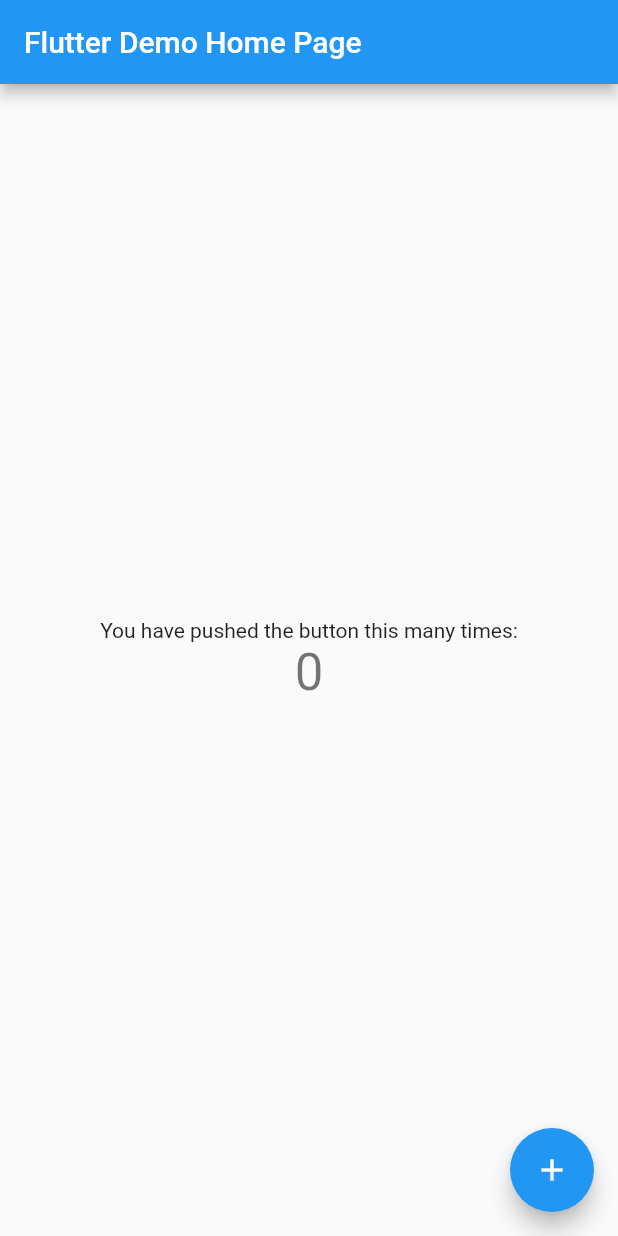
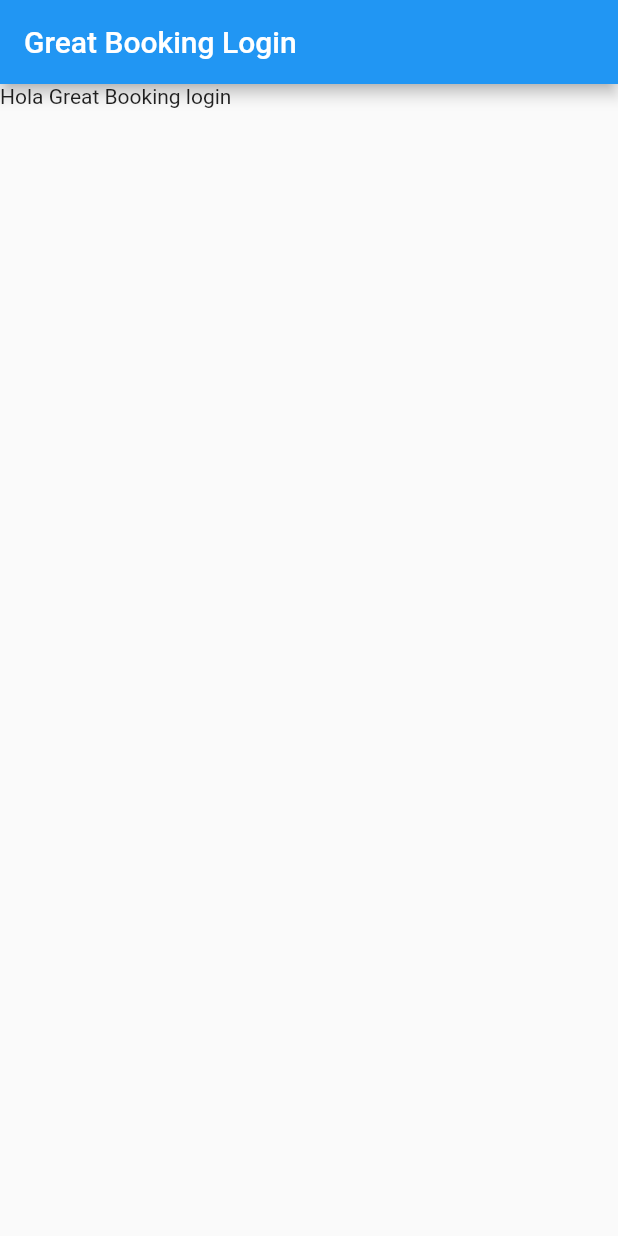
Before and after one commit to willimetro/GreatBooking, a Flutter app: the screen it shows after launch, on a phone screen of 412 x 824 dp. Run offline on Flutter 3.47's test engine with Material 2 defaults, Android fonts, the phone set to English and light mode, and no system bars.

Commit message:
Se sube la fase 2 del login para ingresar al registro de usuarios

```diff
--- a/great_booking/lib/main.dart
+++ b/great_booking/lib/main.dart
@@ -1,4 +1,5 @@
 import 'package:flutter/material.dart';
+import 'package:great_booking/src/login/login_signup_page.dart';
 
 void main() => runApp(MyApp());
 
@@ -7,105 +8,12 @@ class MyApp extends StatelessWidget {
   @override
   Widget build(BuildContext context) {
     return MaterialApp(
-      title: 'Login Flutter Demo',
+      title: 'Login Great Booking',
+      debugShowCheckedModeBanner: false,
       theme: ThemeData(
-        // This is the theme of your application.
-        //
-        // Try running your application with "flutter run". You'll see the
-        // application has a blue toolbar. Then, without quitting the app, try
-        // changing the primarySwatch below to Colors.green and then invoke
-        // "hot reload" (press "r" in the console where you ran "flutter run",
-        // or simply save your changes to "hot reload" in a Flutter IDE).
-        // Notice that the counter didn't reset back to zero; the application
-        // is not restarted.
         primarySwatch: Colors.blue,
       ),
-      home: MyHomePage(title: 'Flutter Demo Home Page'),
+      home: LoginSignUpPage(),
     );
   }
 }
-
-class MyHomePage extends StatefulWidget {
-  MyHomePage({Key key, this.title}) : super(key: key);
-
-  // This widget is the home page of your application. It is stateful, meaning
-  // that it has a State object (defined below) that contains fields that affect
-  // how it looks.
-
-  // This class is the configuration for the state. It holds the values (in this
-  // case the title) provided by the parent (in this case the App widget) and
-  // used by the build method of the State. Fields in a Widget subclass are
-  // always marked "final".
-
-  final String title;
-
-  @override
-  _MyHomePageState createState() => _MyHomePageState();
-}
-
-class _MyHomePageState extends State<MyHomePage> {
-  int _counter = 0;
-
-  void _incrementCounter() {
-    setState(() {
-      // This call to setState tells the Flutter framework that something has
-      // changed in this State, which causes it to rerun the build method below
-      // so that the display can reflect the updated values. If we changed
-      // _counter without calling setState(), then the build method would not be
-      // called again, and so nothing would appear to happen.
-      _counter++;
-    });
-  }
-
-  @override
-  Widget build(BuildContext context) {
-    // This method is rerun every time setState is called, for instance as done
-    // by the _incrementCounter method above.
-    //
-    // The Flutter framework has been optimized to make rerunning build methods
-    // fast, so that you can just rebuild anything that needs updating rather
-    // than having to individually change instances of widgets.
-    return Scaffold(
-      appBar: AppBar(
-        // Here we take the value from the MyHomePage object that was created by
-        // the App.build method, and use it to set our appbar title.
-        title: Text(widget.title),
-      ),
-      body: Center(
-        // Center is a layout widget. It takes a single child and positions it
-        // in the middle of the parent.
-        child: Column(
-          // Column is also a layout widget. It takes a list of children and
-          // arranges them vertically. By default, it sizes itself to fit its
-          // children horizontally, and tries to be as tall as its parent.
-          //
-          // Invoke "debug painting" (press "p" in the console, choose the
-          // "Toggle Debug Paint" action from the Flutter Inspector in Android
-          // Studio, or the "Toggle Debug Paint" command in Visual Studio Code)
-          // to see the wireframe for each widget.
-          //
-          // Column has various properties to control how it sizes itself and
-          // how it positions its children. Here we use mainAxisAlignment to
-          // center the children vertically; the main axis here is the vertical
-          // axis because Columns are vertical (the cross axis would be
-          // horizontal).
-          mainAxisAlignment: MainAxisAlignment.center,
-          children: <Widget>[
-            Text(
-              'You have pushed the button this many times:',
-            ),
-            Text(
-              '$_counter',
-              style: Theme.of(context).textTheme.display1,
-            ),
-          ],
-        ),
-      ),
-      floatingActionButton: FloatingActionButton(
-        onPressed: _incrementCounter,
-        tooltip: 'Increment',
-        child: Icon(Icons.add),
-      ), // This trailing comma makes auto-formatting nicer for build methods.
-    );
-  }
-}
--- /dev/null
+++ b/great_booking/lib/src/login/login_signup_page.dart
@@ -0,0 +1,16 @@
+import 'package:flutter/material.dart';
+
+class LoginSignUpPage extends StatelessWidget {
+
+  @override
+  Widget build(BuildContext context) {
+    return Scaffold(
+      appBar: AppBar(
+        title: Text('Great Booking Login'),
+      ),
+      body: Container(
+        child: Text('Hola Great Booking login'),
+      ),
+    );
+  }
+}
```
